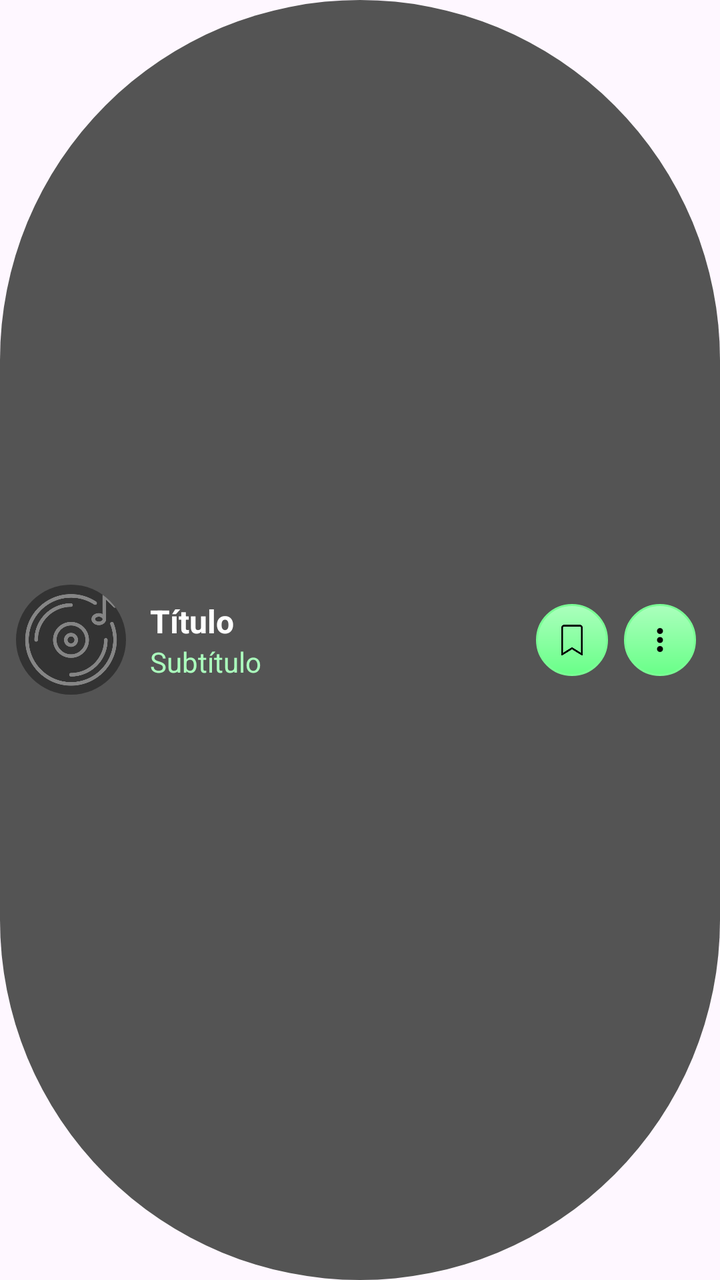
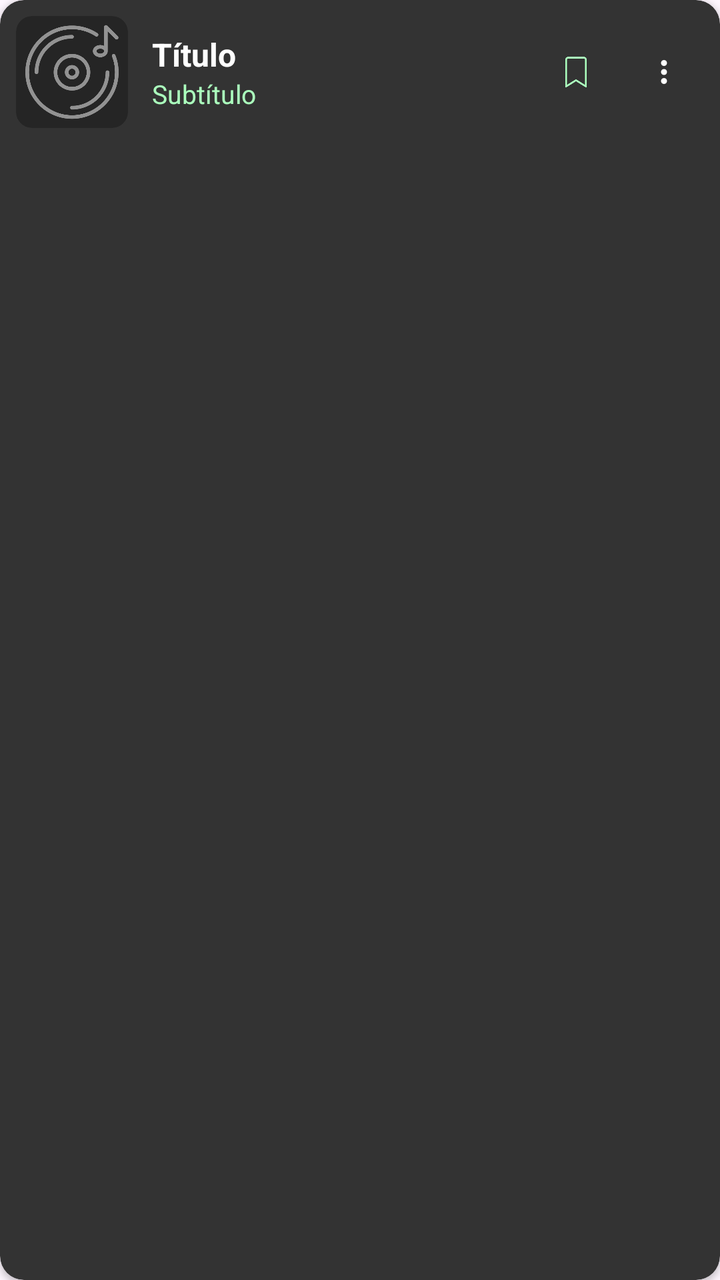

Before-and-after screenshots of an Android layout around one commit, followed by the original layout XML and the change that was made.
<!-- AndroidManifest.xml: application theme Theme.MusAPIApp -->
<!-- res/layout/item_uc_contenido.xml -->
<?xml version="1.0" encoding="utf-8"?>
<LinearLayout xmlns:android="http://schemas.android.com/apk/res/android"
    xmlns:app="http://schemas.android.com/apk/res-auto"
    android:layout_width="match_parent"
    android:layout_height="wrap_content"
    android:orientation="horizontal"
    android:gravity="center_vertical"
    android:padding="8dp"
    android:layout_marginBottom="8dp"
    android:background="@drawable/fondo_item_gris"
    android:clickable="true"
    android:focusable="true"
    android:foreground="?attr/selectableItemBackground">

    <androidx.cardview.widget.CardView
        android:layout_width="wrap_content"
        android:layout_height="wrap_content"
        app:cardCornerRadius="32dp"
        app:cardElevation="0dp"
        app:cardBackgroundColor="@android:color/transparent">

        <ImageView
            android:id="@+id/imgFoto"
            android:layout_width="55dp"
            android:layout_height="55dp"
            android:scaleType="centerCrop"
            android:src="@drawable/ic_album"
            android:background="#333333" />
    </androidx.cardview.widget.CardView>

    <LinearLayout
        android:layout_width="0dp"
        android:layout_height="wrap_content"
        android:layout_weight="1"
        android:orientation="vertical"
        android:paddingHorizontal="12dp">

        <TextView
            android:id="@+id/tvNombre"
            android:layout_width="wrap_content"
            android:layout_height="wrap_content"
            android:text="Título"
            android:textColor="#FFFFFF"
            android:textSize="16sp"
            android:textStyle="bold"
            android:maxLines="1"
            android:ellipsize="end" />

        <TextView
            android:id="@+id/tvAutor"
            android:layout_width="wrap_content"
            android:layout_height="wrap_content"
            android:text="Subtítulo"
            android:textColor="#ABFFBD"
            android:textSize="14sp"
            android:maxLines="1"
            android:ellipsize="end" />
    </LinearLayout>

    <LinearLayout
        android:layout_width="wrap_content"
        android:layout_height="wrap_content"
        android:orientation="horizontal"
        android:gravity="center_vertical"
        android:paddingEnd="4dp">

        <Button
            android:id="@+id/btnGuardar"
            android:layout_width="36dp"
            android:layout_height="36dp"
            app:icon="@drawable/ic_save"
            app:iconTint="#000000"
            android:background="@drawable/fondo_boton_secundario"
            app:backgroundTint="@null"
            app:cornerRadius="18dp"
            android:insetTop="0dp"
            android:insetBottom="0dp"
            android:padding="0dp"
            app:iconGravity="textStart"
            app:iconPadding="0dp"
            android:layout_marginEnd="8dp" />

        <Button
            android:id="@+id/btnDetalles"
            android:layout_width="36dp"
            android:layout_height="36dp"
            app:icon="@drawable/ic_opciones"
            app:iconTint="#000000"
            android:background="@drawable/fondo_boton_secundario"
            app:backgroundTint="@null"
            app:cornerRadius="18dp"
            android:insetTop="0dp"
            android:insetBottom="0dp"
            android:padding="0dp"
            app:iconGravity="textStart"
            app:iconPadding="0dp"
            android:minWidth="0dp"
            android:minHeight="0dp" />
    </LinearLayout>
</LinearLayout>
<!-- resources referenced by this layout -->
<resources>
  <!-- drawable fondo_boton_secundario (drawable) -->
  <?xml version="1.0" encoding="utf-8"?>
  <shape xmlns:android="http://schemas.android.com/apk/res/android"
      android:shape="rectangle">
  
      <gradient
          android:startColor="#ABFFBD"
          android:endColor="#69FF88"
          android:angle="270" />
  
      <corners android:radius="100dp" />
  
      <stroke
          android:width="1dp"
          android:color="#7AFF95" />
  </shape>
  <!-- drawable fondo_item_gris (drawable) -->
  <?xml version="1.0" encoding="utf-8"?>
  <shape xmlns:android="http://schemas.android.com/apk/res/android"
      android:shape="rectangle">
  
      <solid android:color="#545454"/>
  
      <corners android:radius="1000dp"/>
  </shape>
  <!-- drawable ic_album: png bitmap (drawable, 18893 bytes) -->
  <!-- drawable ic_opciones (drawable) -->
  <vector xmlns:android="http://schemas.android.com/apk/res/android"
      android:width="24dp" android:height="24dp"
      android:viewportWidth="24" android:viewportHeight="24"
      android:tint="#000000">
      <path android:fillColor="@android:color/white"
          android:pathData="M12,8c1.1,0 2,-0.9 2,-2s-0.9,-2 -2,-2 -2,0.9 -2,2 0.9,2 2,2zM12,10c-1.1,0 -2,0.9 -2,2s0.9,2 2,2 2,-0.9 2,-2 -0.9,-2 -2,-2zM12,16c-1.1,0 -2,0.9 -2,2s0.9,2 2,2 2,-0.9 2,-2 -0.9,-2 -2,-2z"/>
  </vector>
  <!-- drawable ic_save: png bitmap (drawable, 2159 bytes) -->
  <style name="Theme.MusAPIApp" parent="Base.Theme.MusAPIApp" />
  <style name="Base.Theme.MusAPIApp" parent="Theme.Material3.DayNight.NoActionBar">
          
          
      </style>
</resources>

<!-- the commit's change to res/layout/item_uc_contenido.xml (unified diff, before → after) -->
@@ -1,100 +1,99 @@
 <?xml version="1.0" encoding="utf-8"?>
-<LinearLayout xmlns:android="http://schemas.android.com/apk/res/android"
+<androidx.cardview.widget.CardView 
+    xmlns:android="http://schemas.android.com/apk/res/android"
     xmlns:app="http://schemas.android.com/apk/res-auto"
     android:layout_width="match_parent"
     android:layout_height="wrap_content"
-    android:orientation="horizontal"
-    android:gravity="center_vertical"
-    android:padding="8dp"
     android:layout_marginBottom="8dp"
-    android:background="@drawable/fondo_item_gris"
-    android:clickable="true"
-    android:focusable="true"
-    android:foreground="?attr/selectableItemBackground">
-
-    <androidx.cardview.widget.CardView
-        android:layout_width="wrap_content"
-        android:layout_height="wrap_content"
-        app:cardCornerRadius="32dp"
-        app:cardElevation="0dp"
-        app:cardBackgroundColor="@android:color/transparent">
-
-        <ImageView
-            android:id="@+id/imgFoto"
-            android:layout_width="55dp"
-            android:layout_height="55dp"
-            android:scaleType="centerCrop"
-            android:src="@drawable/ic_album"
-            android:background="#333333" />
-    </androidx.cardview.widget.CardView>
+    android:layout_marginHorizontal="4dp"
+    app:cardCornerRadius="12dp"
+    app:cardElevation="2dp"
+    app:cardBackgroundColor="#333333">
 
     <LinearLayout
-        android:layout_width="0dp"
-        android:layout_height="wrap_content"
-        android:layout_weight="1"
-        android:orientation="vertical"
-        android:paddingHorizontal="12dp">
-
-        <TextView
-            android:id="@+id/tvNombre"
-            android:layout_width="wrap_content"
-            android:layout_height="wrap_content"
-            android:text="Título"
-            android:textColor="#FFFFFF"
-            android:textSize="16sp"
-            android:textStyle="bold"
-            android:maxLines="1"
-            android:ellipsize="end" />
-
-        <TextView
-            android:id="@+id/tvAutor"
-            android:layout_width="wrap_content"
-            android:layout_height="wrap_content"
-            android:text="Subtítulo"
-            android:textColor="#ABFFBD"
-            android:textSize="14sp"
-            android:maxLines="1"
-            android:ellipsize="end" />
-    </LinearLayout>
-
-    <LinearLayout
-        android:layout_width="wrap_content"
+        android:layout_width="match_parent"
         android:layout_height="wrap_content"
         android:orientation="horizontal"
         android:gravity="center_vertical"
-        android:paddingEnd="4dp">
+        android:padding="8dp"
+        android:clickable="true"
+        android:focusable="true"
+        android:background="?attr/selectableItemBackground">
 
-        <Button
-            android:id="@+id/btnGuardar"
-            android:layout_width="36dp"
-            android:layout_height="36dp"
-            app:icon="@drawable/ic_save"
-            app:iconTint="#000000"
-            android:background="@drawable/fondo_boton_secundario"
-            app:backgroundTint="@null"
-            app:cornerRadius="18dp"
-            android:insetTop="0dp"
-            android:insetBottom="0dp"
-            android:padding="0dp"
-            app:iconGravity="textStart"
-            app:iconPadding="0dp"
-            android:layout_marginEnd="8dp" />
+        <androidx.cardview.widget.CardView
+            android:layout_width="56dp"
+            android:layout_height="56dp"
+            app:cardCornerRadius="8dp"
+            app:cardElevation="0dp"
+            app:cardBackgroundColor="#252525">
 
-        <Button
-            android:id="@+id/btnDetalles"
-            android:layout_width="36dp"
-            android:layout_height="36dp"
-            app:icon="@drawable/ic_opciones"
-            app:iconTint="#000000"
-            android:background="@drawable/fondo_boton_secundario"
-            app:backgroundTint="@null"
-            app:cornerRadius="18dp"
-            android:insetTop="0dp"
-            android:insetBottom="0dp"
-            android:padding="0dp"
-            app:iconGravity="textStart"
-            app:iconPadding="0dp"
-            android:minWidth="0dp"
-            android:minHeight="0dp" />
+            <ImageView
+                android:id="@+id/imgFoto"
+                android:layout_width="match_parent"
+                android:layout_height="match_parent"
+                android:scaleType="centerCrop"
+                android:src="@drawable/ic_album"
+                app:tint="#80FFFFFF"/> </androidx.cardview.widget.CardView>
+
+        <LinearLayout
+            android:layout_width="0dp"
+            android:layout_height="wrap_content"
+            android:layout_weight="1"
+            android:orientation="vertical"
+            android:paddingHorizontal="12dp">
+
+            <TextView
+                android:id="@+id/tvNombre"
+                android:layout_width="wrap_content"
+                android:layout_height="wrap_content"
+                android:text="Título"
+                android:textColor="#FFFFFF"
+                android:textSize="16sp"
+                android:textStyle="bold"
+                android:maxLines="1"
+                android:ellipsize="end" />
+
+            <TextView
+                android:id="@+id/tvAutor"
+                android:layout_width="wrap_content"
+                android:layout_height="wrap_content"
+                android:text="Subtítulo"
+                android:textColor="#ABFFBD"
+                android:textSize="13sp"
+                android:maxLines="1"
+                android:ellipsize="end" />
+        </LinearLayout>
+
+        <LinearLayout
+            android:layout_width="wrap_content"
+            android:layout_height="wrap_content"
+            android:orientation="horizontal"
+            android:gravity="center_vertical">
+
+            <com.google.android.material.button.MaterialButton
+                android:id="@+id/btnGuardar"
+                android:layout_width="40dp"
+                android:layout_height="40dp"
+                android:layout_marginEnd="4dp"
+                android:padding="0dp"
+                app:icon="@drawable/ic_save"
+                app:iconTint="#ABFFBD"
+                app:iconGravity="textStart"
+                app:iconPadding="0dp"
+                style="@style/Widget.MaterialComponents.Button.TextButton"
+                app:rippleColor="#40ABFFBD"/>
+
+            <com.google.android.material.button.MaterialButton
+                android:id="@+id/btnDetalles"
+                android:layout_width="40dp"
+                android:layout_height="40dp"
+                android:padding="0dp"
+                app:icon="@drawable/ic_opciones"
+                app:iconTint="#FFFFFF"
+                app:iconGravity="textStart"
+                app:iconPadding="0dp"
+                style="@style/Widget.MaterialComponents.Button.TextButton"
+                app:rippleColor="#40FFFFFF"/>
+        </LinearLayout>
     </LinearLayout>
-</LinearLayout>
+</androidx.cardview.widget.CardView>
<!-- resource entries referenced after the edit -->
@@ -1,30 +1,5 @@
 <!-- resources referenced by this layout -->
 <resources>
-  <!-- drawable fondo_boton_secundario (drawable) -->
-  <?xml version="1.0" encoding="utf-8"?>
-  <shape xmlns:android="http://schemas.android.com/apk/res/android"
-      android:shape="rectangle">
-  
-      <gradient
-          android:startColor="#ABFFBD"
-          android:endColor="#69FF88"
-          android:angle="270" />
-  
-      <corners android:radius="100dp" />
-  
-      <stroke
-          android:width="1dp"
-          android:color="#7AFF95" />
-  </shape>
-  <!-- drawable fondo_item_gris (drawable) -->
-  <?xml version="1.0" encoding="utf-8"?>
-  <shape xmlns:android="http://schemas.android.com/apk/res/android"
-      android:shape="rectangle">
-  
-      <solid android:color="#545454"/>
-  
-      <corners android:radius="1000dp"/>
-  </shape>
   <!-- drawable ic_album: png bitmap (drawable, 18893 bytes) -->
   <!-- drawable ic_opciones (drawable) -->
   <vector xmlns:android="http://schemas.android.com/apk/res/android"
